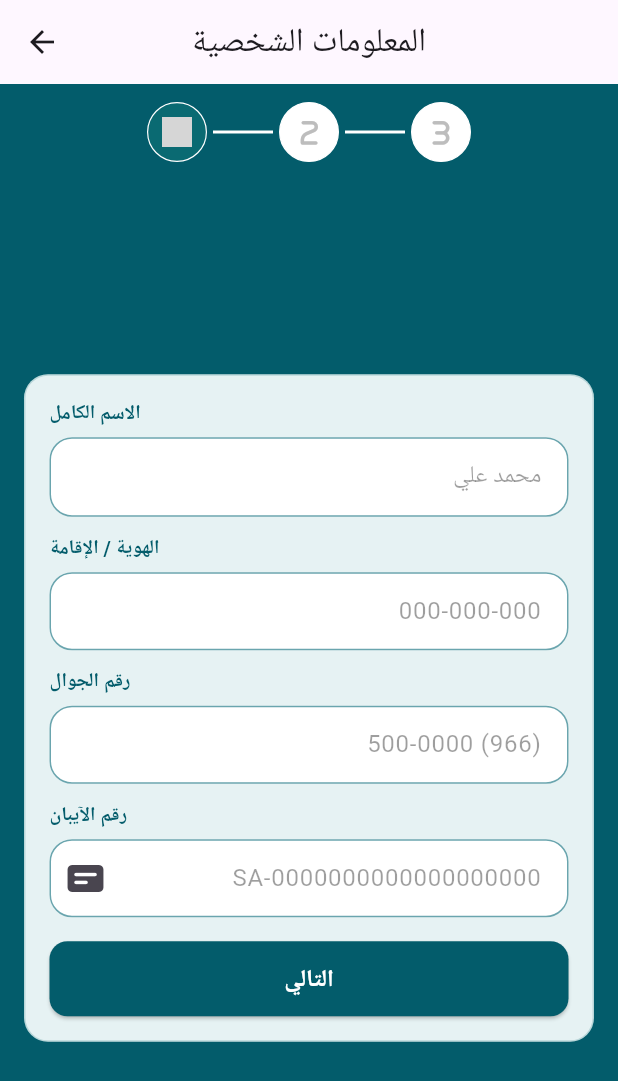
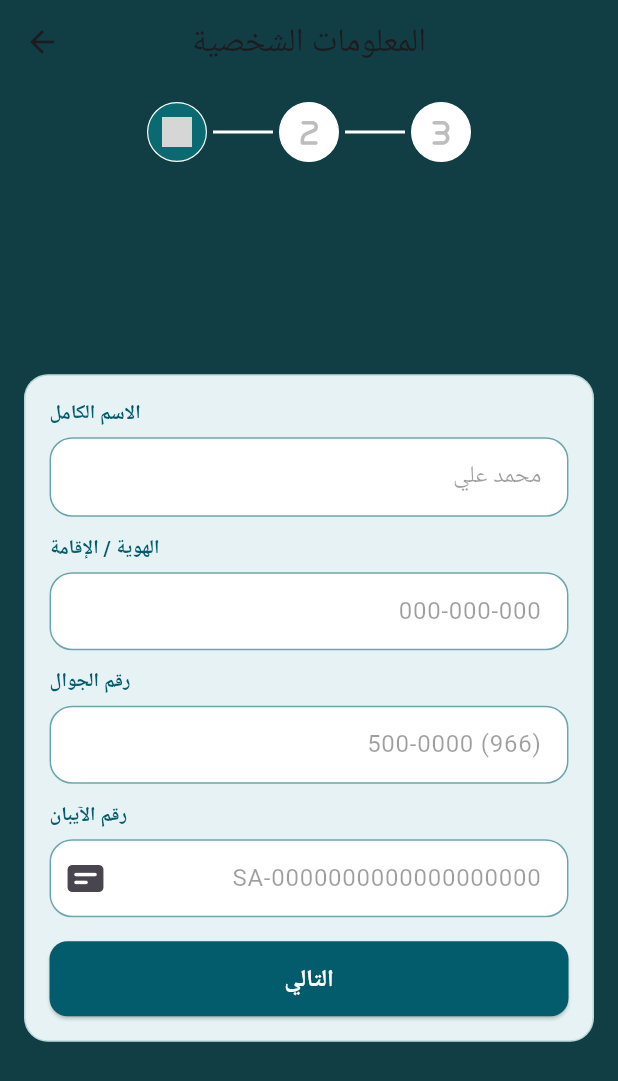
Before and after one commit to oom22/wathiq, a Flutter app: the AddScreen screen opened directly, on a phone screen of 412 x 824 dp. Shown: the top 1081 px of the screen. Run offline on Flutter 3.47's test engine with Material 3 defaults, Android fonts, the phone set to English and light mode, and no system bars; drawn by our look-alikes of easy_stepper; our stand-ins replace animated_splash_screen, card_swiper, file_picker, fl_chart, font_awesome_flutter, page_transition and 2 more; missing offline and left inert: flutter_chat_core, flutter_chat_ui; grey boxes are pictures that could not be loaded.

Commit message:
small changes everywhere

```diff
--- a/lib/features/add/screen/add_screen.dart
+++ b/lib/features/add/screen/add_screen.dart
@@ -132,7 +132,12 @@ class _AddScreenState extends State<AddScreen> {
   @override
   Widget build(BuildContext context) {
     return Scaffold(
-      appBar: AppBar(title: const Text("المعلومات الشخصية"), centerTitle: true),
+      appBar: AppBar(
+        backgroundColor: AppColors.primary,
+
+        title: const Text("المعلومات الشخصية"),
+        centerTitle: true,
+      ),
       body: Column(
         children: [
           // Stepper
@@ -182,7 +187,7 @@ class _AddScreenState extends State<AddScreen> {
               width: double.infinity,
               padding: const EdgeInsets.symmetric(vertical: 20, horizontal: 16),
               decoration: const BoxDecoration(
-                color: AppColors.secondary1,
+                color: AppColors.primary,
                 borderRadius: BorderRadius.only(
                   topLeft: Radius.circular(30),
                   topRight: Radius.circular(30),
@@ -198,7 +203,7 @@ class _AddScreenState extends State<AddScreen> {
           ),
         ],
       ),
-      backgroundColor: AppColors.secondary1,
+      backgroundColor: AppColors.primary,
     );
   }
 
--- a/pubspec.yaml
+++ b/pubspec.yaml
@@ -21,6 +21,7 @@ dependencies:
   file_picker: ^10.3.3
   card_swiper: ^3.0.1
   flutter_chat_ui: ^2.9.0
+  http: ^1.2.0
 
 
 
```
Also changed, not shown: lib/features/ai_assistant/screen/ai_assistant_screen.dart (+7 -1 lines), lib/features/onboarding/widget/login_widget.dart (+22 -4 lines), lib/features/personal/screen/personal_screen.dart (+10 -4 lines).
